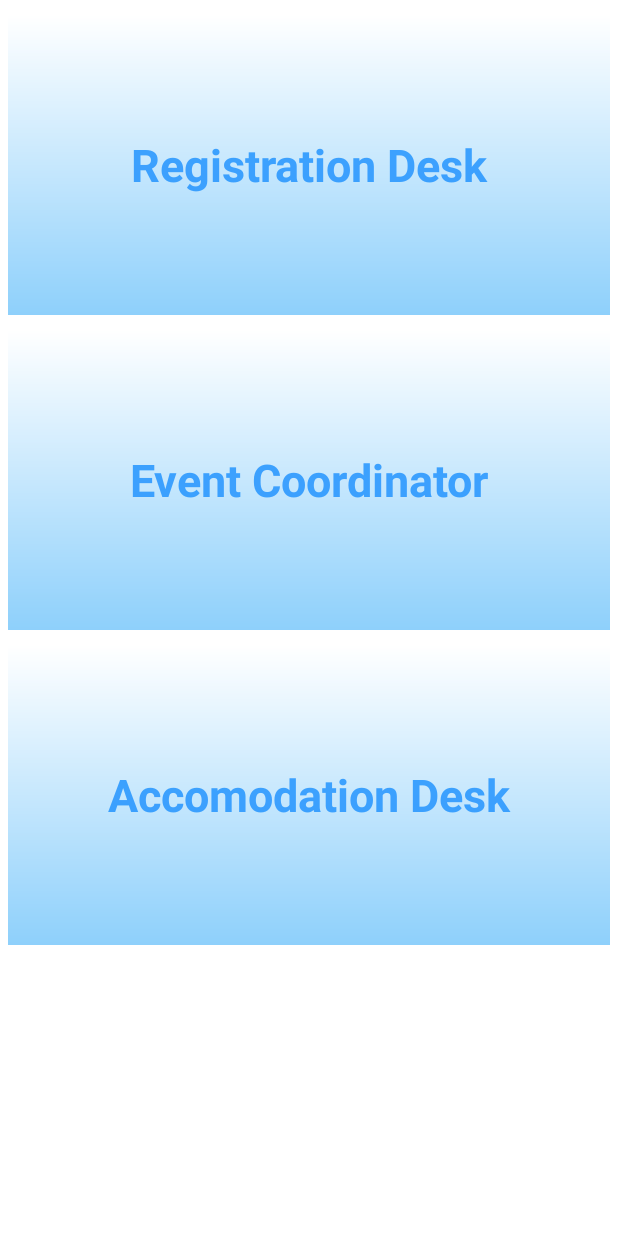
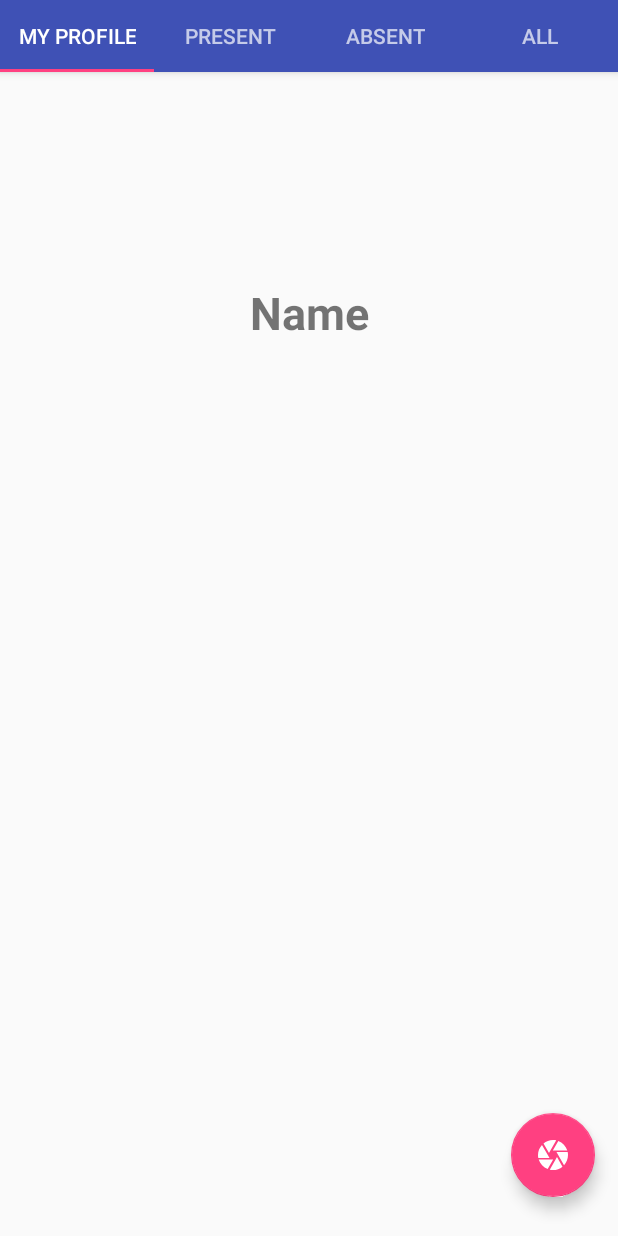
Before and after one commit to amaurya08/Aarohan_Coordinators_application, an Android app: the screen it shows after launch (MainActivity before the commit, AccomodationActivity after it), after a tap on "Accomodation Desk", on a phone screen of 412 x 824 dp. Run offline under Robolectric (Android 15) with nearby library versions, the phone set to English and light mode, and no system bars.

Commit message:
added accomodation module ui part

```diff
--- a/app/src/main/AndroidManifest.xml
+++ b/app/src/main/AndroidManifest.xml
@@ -36,7 +36,8 @@
         </activity>
         <activity android:name=".OTPActivity" />
         <activity android:name=".BarcodeCaptureActivity" />
-        <activity android:name=".RegistrationActivity"></activity>
+        <activity android:name=".RegistrationActivity" />
+        <activity android:name=".AccomodationActivity"></activity>
     </application>
 
 </manifest>
--- /dev/null
+++ b/app/src/main/java/org/poornima/aarohan/aarohan_2018forcoorfinators/AccomodationActivity.java
@@ -0,0 +1,118 @@
+package org.poornima.aarohan.aarohan_2018forcoorfinators;
+
+import android.content.Intent;
+import android.support.design.widget.FloatingActionButton;
+import android.support.design.widget.TabLayout;
+import android.support.v4.app.Fragment;
+import android.support.v4.app.FragmentManager;
+import android.support.v4.app.FragmentPagerAdapter;
+import android.support.v4.view.ViewPager;
+import android.support.v7.app.AlertDialog;
+import android.support.v7.app.AppCompatActivity;
+import android.os.Bundle;
+import android.util.Log;
+import android.view.LayoutInflater;
+import android.view.View;
+import android.widget.TextView;
+
+import org.poornima.aarohan.aarohan_2018forcoorfinators.Fragments.AbsentAccoFrag;
+import org.poornima.aarohan.aarohan_2018forcoorfinators.Fragments.AccoCoordinatorProfileFrag;
+import org.poornima.aarohan.aarohan_2018forcoorfinators.Fragments.AllAccoFrag;
+import org.poornima.aarohan.aarohan_2018forcoorfinators.Fragments.PresentAccoFrag;
+
+
+import java.util.ArrayList;
+import java.util.List;
+
+public class AccomodationActivity extends AppCompatActivity {
+    private TabLayout tablayout;
+    private ViewPager viewpager;
+    private static final int RC_BARCODE_CAPTURE = 9001;
+    @Override
+    protected void onCreate(Bundle savedInstanceState) {
+        super.onCreate(savedInstanceState);
+        setContentView(R.layout.activity_event_all_details);
+        viewpager = findViewById(R.id.viewpager);
+        setupViewPager(viewpager);
+
+        tablayout = findViewById(R.id.tabs);
+        tablayout.setupWithViewPager(viewpager);
+        FloatingActionButton scan = findViewById(R.id.scanner);
+        scan.setOnClickListener(new View.OnClickListener() {
+            @Override
+            public void onClick(View view) {
+                Intent intent = new Intent(AccomodationActivity.this,BarcodeCaptureActivity.class);
+                startActivityForResult(intent,RC_BARCODE_CAPTURE);
+            }
+        });
+    }
+    public void setupViewPager(ViewPager viewpager) {
+        AccomodationActivity.ViewPagerAdapter adapter =new AccomodationActivity.ViewPagerAdapter(getSupportFragmentManager());
+        adapter.addFragment(new AccoCoordinatorProfileFrag(),"My Profile");
+        adapter.addFragment(new PresentAccoFrag(),"Present");
+        adapter.addFragment(new AbsentAccoFrag(),"Absent");
+        adapter.addFragment(new AllAccoFrag(),"All");
+        viewpager.setAdapter(adapter);
+
+    }
+    class ViewPagerAdapter extends FragmentPagerAdapter {
+
+        private final List<Fragment> mFragmentList = new ArrayList<>();
+        private final List<String> getmFragmentTitleList = new ArrayList<>();
+
+        public ViewPagerAdapter(FragmentManager fm) {
+            super(fm);
+        }
+
+        @Override
+        public Fragment getItem(int position) {
+            return mFragmentList.get(position);
+        }
+
+        @Override
+        public int getCount() {
+            return mFragmentList.size();
+        }
+        public void addFragment(Fragment fragment,String title)
+        {
+            mFragmentList.add(fragment);
+            getmFragmentTitleList.add(title);
+        }
+
+        @Override
+        public CharSequence getPageTitle(int position) {
+            return getmFragmentTitleList.get(position);
+        }
+    }
+
+    @Override
+    protected void onActivityResult(int requestCode, int resultCode, Intent data) {
+
+
+        if (requestCode==RC_BARCODE_CAPTURE)
+        {
+
+            LayoutInflater factory = LayoutInflater.from(AccomodationActivity.this);
+            final View dialogview= factory.inflate(R.layout.dialog_scanner_result,null);
+            final AlertDialog dialog = new AlertDialog.Builder(AccomodationActivity.this).create();
+            dialog.setView(dialogview);
+            TextView regno = dialogview.findViewById(R.id.nametxt);
+            if(resultCode== RC_BARCODE_CAPTURE)
+            {
+                if(data!=null)
+                {
+                    Log.d("Data", data.getStringExtra("barcodeValue"));
+                    String barcodeValue = data.getStringExtra("barcodeValue");
+                    regno.setText(barcodeValue);
+                    dialog.show();
+
+                }
+            }
+
+        }
+
+        else {
+            super.onActivityResult(requestCode, resultCode, data);
+        }
+    }
+}
--- /dev/null
+++ b/app/src/main/java/org/poornima/aarohan/aarohan_2018forcoorfinators/Fragments/AccoCoordinatorProfileFrag.java
@@ -0,0 +1,23 @@
+package org.poornima.aarohan.aarohan_2018forcoorfinators.Fragments;
+
+import android.os.Bundle;
+import android.support.annotation.Nullable;
+import android.support.v4.app.Fragment;
+import android.view.LayoutInflater;
+import android.view.View;
+import android.view.ViewGroup;
+
+import org.poornima.aarohan.aarohan_2018forcoorfinators.R;
+
+/**
+ * Created by Bhoomika on 10-01-2018.
+ */
+
+public class AccoCoordinatorProfileFrag extends Fragment {
+    @Nullable
+    @Override
+    public View onCreateView(LayoutInflater inflater, @Nullable ViewGroup container, @Nullable Bundle savedInstanceState) {
+        View customview= inflater.inflate(R.layout.accocoordinatorprofile, container, false);
+        return customview;
+    }
+}
--- /dev/null
+++ b/app/src/main/java/org/poornima/aarohan/aarohan_2018forcoorfinators/Fragments/PresentAccoFrag.java
@@ -0,0 +1,41 @@
+package org.poornima.aarohan.aarohan_2018forcoorfinators.Fragments;
+import android.os.Bundle;
+import android.support.annotation.Nullable;
+import android.support.v4.app.Fragment;
+import android.view.LayoutInflater;
+import android.view.View;
+import android.view.ViewGroup;
+import android.widget.AdapterView;
+import android.widget.ArrayAdapter;
+import android.widget.ListAdapter;
+import android.widget.ListView;
+import android.widget.Toast;
+import org.poornima.aarohan.aarohan_2018forcoorfinators.R;
+/**
+ * Created by Bhoomika on 10-01-2018.
+ */
+public class PresentAccoFrag extends Fragment{
+    public PresentAccoFrag()
+    {
+    }
+
+    @Nullable
+    @Override
+
+    public View onCreateView(LayoutInflater inflater, @Nullable ViewGroup container, @Nullable Bundle savedInstanceState) {
+        View customview= inflater.inflate(R.layout.frag_present, container, false);
+        final String [] student={"Jagrati","Kuldeep Sir","Ashish sir","Bhumika","Mayank"};
+        ListAdapter myadapter=new ArrayAdapter<String>(getActivity(),android.R.layout.simple_list_item_1,student);
+        ListView mylist =customview.findViewById(R.id.List1);
+        mylist.setAdapter(myadapter);
+
+        mylist.setOnItemClickListener(new AdapterView.OnItemClickListener() {
+            @Override
+            public void onItemClick(AdapterView<?> adapterView, View view, int i, long l) {
+                String students = student[i];
+                Toast.makeText(getActivity(),students,Toast.LENGTH_LONG).show();
+            }
+        });
+        return customview;
+    }
+}
--- a/app/src/main/java/org/poornima/aarohan/aarohan_2018forcoorfinators/MainActivity.java
+++ b/app/src/main/java/org/poornima/aarohan/aarohan_2018forcoorfinators/MainActivity.java
@@ -5,7 +5,6 @@ import android.support.v7.app.AppCompatActivity;
 import android.os.Bundle;
 import android.view.View;
 import android.widget.AdapterView;
-import android.widget.ArrayAdapter;
 import android.widget.ListAdapter;
 import android.widget.ListView;
 import android.widget.Toast;
@@ -37,6 +36,13 @@ public class MainActivity extends AppCompatActivity {
                     startActivity(intent);
                 }
                 else
+                    if(coor.equals("Accomodation Desk"))
+                    {
+                        Intent intent = new Intent(MainActivity.this,AccomodationActivity.class);
+                        startActivity(intent);
+
+                    }
+                    else
                     Toast.makeText(MainActivity.this,coor,Toast.LENGTH_LONG).show();
               /* startModule(modules[i]);*/
             }
--- /dev/null
+++ b/app/src/main/res/layout/accocoordinatorprofile.xml
@@ -0,0 +1,23 @@
+<?xml version="1.0" encoding="utf-8"?>
+<LinearLayout xmlns:android="http://schemas.android.com/apk/res/android"
+    android:layout_width="match_parent"
+    android:layout_height="match_parent"
+    android:orientation="vertical">
+    <ImageView
+        android:layout_width="100dp"
+        android:layout_height="100dp"
+        android:layout_gravity="center"
+        android:layout_marginTop="20sp"
+        android:id="@+id/cordinatorBarcode"/>
+    <TextView
+        android:layout_width="match_parent"
+        android:layout_height="wrap_content"
+        android:gravity="center"
+        android:text="Name"
+        android:textSize="30dp"
+        android:layout_marginTop="20sp"
+        android:textStyle="bold" />
+
+
+
+</LinearLayout>
```
Also changed, not shown: app/src/main/java/org/poornima/aarohan/aarohan_2018forcoorfinators/Fragments/AbsentAccoFrag.java (added, +46 -0 lines), app/src/main/java/org/poornima/aarohan/aarohan_2018forcoorfinators/Fragments/AllAccoFrag.java (added, +46 -0 lines), app/src/main/res/layout/activity_accomodation.xml (added, +9 -0 lines).
